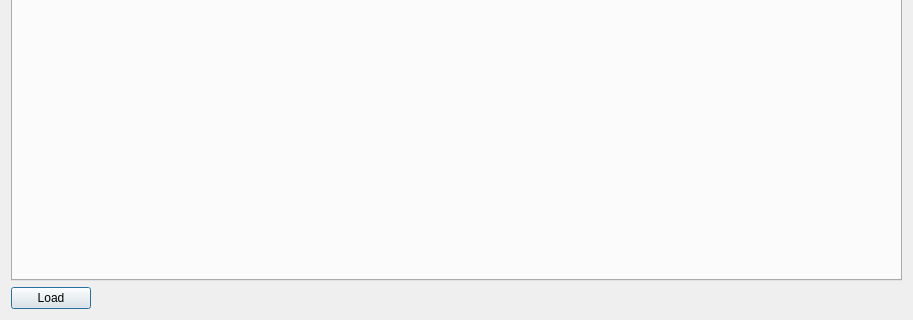
This is src/modeldialog.ui in GAMS-dev/studio as Qt 5 draws it before an edit; both pictures show x 0 to 913 and y 219 to 539 of the 913 by 539 pixel window. The edited form follows.
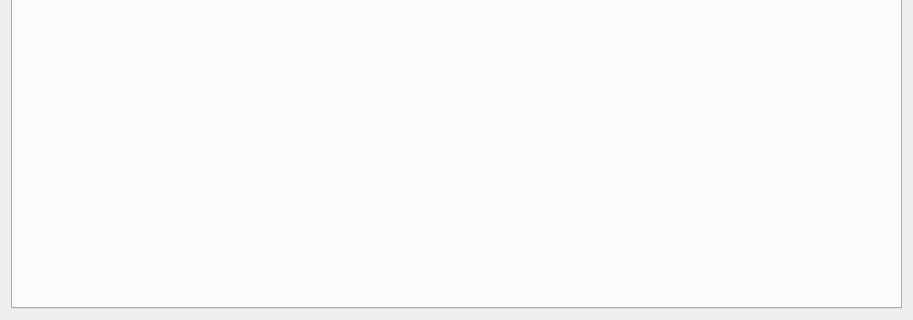
This is the edited form.

Commit message: =show the number of model in each library

```diff
--- a/src/modeldialog.ui
+++ b/src/modeldialog.ui
@@ -44,30 +44,6 @@
      </property>
     </widget>
    </item>
-   <item row="2" column="0">
-    <layout class="QHBoxLayout" name="horizontalLayout_2">
-     <item>
-      <widget class="QPushButton" name="pbLoad">
-       <property name="text">
-        <string>Load</string>
-       </property>
-      </widget>
-     </item>
-     <item>
-      <spacer name="horizontalSpacer_2">
-       <property name="orientation">
-        <enum>Qt::Horizontal</enum>
-       </property>
-       <property name="sizeHint" stdset="0">
-        <size>
-         <width>40</width>
-         <height>20</height>
-        </size>
-       </property>
-      </spacer>
-     </item>
-    </layout>
-   </item>
   </layout>
  </widget>
  <resources/>
```
The commit also changes 2 other files.
